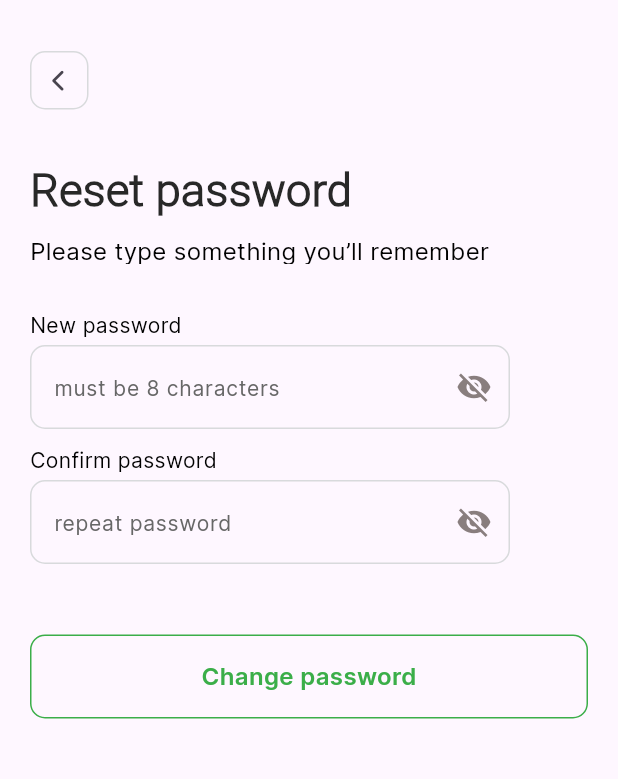
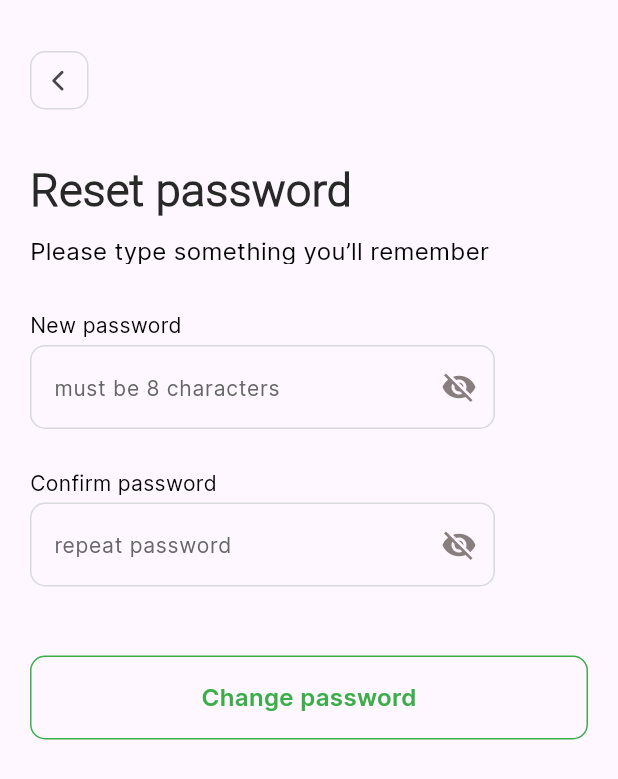
Before and after one commit to Marwanali2/ReNu_graduation_project, a Flutter app: the ResetPasswordView screen opened by its route, on a phone screen of 412 x 824 dp. Shown: the top 779 px of the screen. Run offline on Flutter 3.47's test engine with Material 3 defaults, Android fonts, the phone set to English and light mode, and no system bars; our stand-ins replace bloc, country_code_picker, dropdown_button2, equatable, firebase_auth, firebase_core and 13 more; missing offline and left inert: linear_progress_bar, panara_dialogs; accounts and stored records are empty; project files that could hold a hidden picture were left out.

Commit message:
edit reset password

```diff
--- a/lib/features/auth/presentation/views/widgets/custom_text_field.dart
+++ b/lib/features/auth/presentation/views/widgets/custom_text_field.dart
@@ -1,6 +1,5 @@
 import 'package:flutter/material.dart';
 import 'package:graduation_project/core/helpers/constants.dart';
-import 'package:graduation_project/core/helpers/validators.dart';
 import 'package:graduation_project/core/theme/colors.dart';
 import 'package:graduation_project/core/theme/styles.dart';
 
--- a/lib/features/auth/presentation/views/widgets/login_view_body.dart
+++ b/lib/features/auth/presentation/views/widgets/login_view_body.dart
@@ -1,4 +1,3 @@
-import 'package:firebase_auth/firebase_auth.dart';
 import 'package:flutter/material.dart';
 import 'package:font_awesome_flutter/font_awesome_flutter.dart';
 import 'package:go_router/go_router.dart';
--- a/lib/features/auth/presentation/views/widgets/reset_password_view_body.dart
+++ b/lib/features/auth/presentation/views/widgets/reset_password_view_body.dart
@@ -20,7 +20,8 @@ class _ResetPasswordViewBodyState extends State<ResetPasswordViewBody> {
 
   @override
   Widget build(BuildContext context) {
-    return SafeArea(
+    return SingleChildScrollView(
+      child: SafeArea(
           child: Padding(
               padding: const EdgeInsets.only(left: 20, right: 20, top: 32),
               child: Form(
@@ -49,8 +50,8 @@ class _ResetPasswordViewBodyState extends State<ResetPasswordViewBody> {
                           const SizedBox(height: 31,),
 
                           SizedBox(
-                height: 80,
-                width: 320,
+                  height: 105,
+                  width: 310,
                   child: Column(
                     crossAxisAlignment: CrossAxisAlignment.start,
                     children: [
@@ -60,10 +61,10 @@ class _ResetPasswordViewBodyState extends State<ResetPasswordViewBody> {
 
                     ],
                   )),
-                const SizedBox(height: 10,),
+                  // const SizedBox(height: 20,),
                      SizedBox(
-                height: 80,
-                width: 320,
+                  height: 105,
+                  width: 310,
                   child: Column(
                     crossAxisAlignment: CrossAxisAlignment.start,
                     children: [
@@ -73,11 +74,12 @@ class _ResetPasswordViewBodyState extends State<ResetPasswordViewBody> {
 
                     ],
                   )),
-                const SizedBox(height: 46,),
+                  const SizedBox(height: 20,),
                   CustomButtonField(text: 'Change password',textcolor: borderFormColor,ontap: (){
                     GoRouter.of(context).push(AppRouter.kSuccess);
                   },)
                       ]
-                ))));
+                  )))),
+    );
   }
 }
--- a/lib/features/home/presentation/views/widgets/drawer/drawer_list_item_page_container.dart
+++ b/lib/features/home/presentation/views/widgets/drawer/drawer_list_item_page_container.dart
@@ -1,6 +1,5 @@
 import 'package:flutter/material.dart';
 import 'package:flutter_screenutil/flutter_screenutil.dart';
-import 'package:graduation_project/core/theme/colors.dart';
 import 'package:graduation_project/core/theme/styles.dart';
 import 'package:graduation_project/features/home/presentation/views/widgets/svg_picture_ccomponent.dart';
 
```
Also changed, not shown: lib/core/helpers/validators.dart (+22 -22 lines), pubspec.lock. Lines whose indentation alone changed are shown as unchanged.
